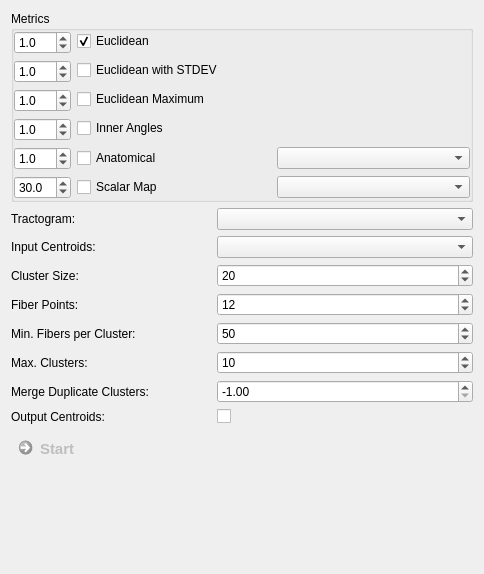
Old version of the form Plugins/org.mitk.gui.qt.diffusionimaging.fiberprocessing/src/internal/QmitkFiberClusteringViewControls.ui in the repository MITK/MITK.
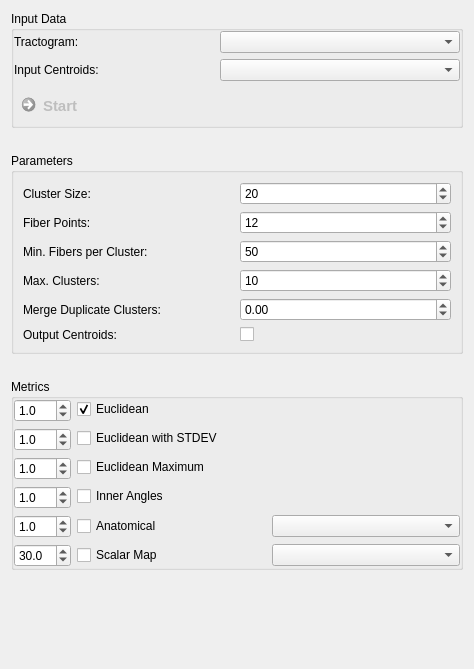
New version of the form. Custom widgets are drawn as their Qt base class.

The edit to the form file:
```diff
--- a/Plugins/org.mitk.gui.qt.diffusionimaging.fiberprocessing/src/internal/QmitkFiberClusteringViewControls.ui
+++ b/Plugins/org.mitk.gui.qt.diffusionimaging.fiberprocessing/src/internal/QmitkFiberClusteringViewControls.ui
@@ -6,15 +6,18 @@
    <rect>
     <x>0</x>
     <y>0</y>
-    <width>484</width>
-    <height>574</height>
+    <width>474</width>
+    <height>669</height>
    </rect>
   </property>
   <property name="windowTitle">
    <string>Form</string>
   </property>
   <layout class="QGridLayout" name="gridLayout_10">
-   <item row="2" column="0">
+   <property name="verticalSpacing">
+    <number>25</number>
+   </property>
+   <item row="4" column="0">
     <spacer name="verticalSpacer">
      <property name="orientation">
       <enum>Qt::Vertical</enum>
@@ -27,214 +30,7 @@
      </property>
     </spacer>
    </item>
-   <item row="1" column="0">
-    <widget class="QFrame" name="frame">
-     <property name="frameShape">
-      <enum>QFrame::NoFrame</enum>
-     </property>
-     <property name="frameShadow">
-      <enum>QFrame::Raised</enum>
-     </property>
-     <layout class="QGridLayout" name="gridLayout_2">
-      <property name="leftMargin">
-       <number>0</number>
-      </property>
-      <property name="topMargin">
-       <number>0</number>
-      </property>
-      <property name="rightMargin">
-       <number>0</number>
-      </property>
-      <property name="bottomMargin">
-       <number>0</number>
-      </property>
-      <property name="spacing">
-       <number>6</number>
-      </property>
-      <item row="1" column="1">
-       <widget class="QmitkDataStorageComboBoxWithSelectNone" name="m_InCentroidsBox">
-        <property name="toolTip">
-         <string>If set, the input tractogram is clustered around the input centroids and no new clusters are created.</string>
-        </property>
-       </widget>
-      </item>
-      <item row="7" column="0">
-       <widget class="QLabel" name="label_11">
-        <property name="text">
-         <string>Output Centroids:</string>
-        </property>
-       </widget>
-      </item>
-      <item row="8" column="0">
-       <widget class="QCommandLinkButton" name="m_StartButton">
-        <property name="enabled">
-         <bool>false</bool>
-        </property>
-        <property name="sizePolicy">
-         <sizepolicy hsizetype="Preferred" vsizetype="Preferred">
-          <horstretch>0</horstretch>
-          <verstretch>0</verstretch>
-         </sizepolicy>
-        </property>
-        <property name="maximumSize">
-         <size>
-          <width>200</width>
-          <height>16777215</height>
-         </size>
-        </property>
-        <property name="font">
-         <font>
-          <pointsize>11</pointsize>
-         </font>
-        </property>
-        <property name="toolTip">
-         <string/>
-        </property>
-        <property name="text">
-         <string>Start</string>
-        </property>
-       </widget>
-      </item>
-      <item row="2" column="0">
-       <widget class="QLabel" name="label_5">
-        <property name="text">
-         <string>Cluster Size:</string>
-        </property>
-       </widget>
-      </item>
-      <item row="3" column="0">
-       <widget class="QLabel" name="label_6">
-        <property name="text">
-         <string>Fiber Points:</string>
-        </property>
-       </widget>
-      </item>
-      <item row="5" column="1">
-       <widget class="QSpinBox" name="m_MaxClustersBox">
-        <property name="toolTip">
-         <string>Only output the N largest clusters. Zero means no limit.</string>
-        </property>
-        <property name="maximum">
-         <number>99999999</number>
-        </property>
-        <property name="value">
-         <number>10</number>
-        </property>
-       </widget>
-      </item>
-      <item row="3" column="1">
-       <widget class="QSpinBox" name="m_FiberPointsBox">
-        <property name="toolTip">
-         <string>Fibers are resampled to the desired number of points for clustering. Smaller is faster but less accurate.</string>
-        </property>
-        <property name="minimum">
-         <number>2</number>
-        </property>
-        <property name="maximum">
-         <number>9999999</number>
-        </property>
-        <property name="value">
-         <number>12</number>
-        </property>
-       </widget>
-      </item>
-      <item row="1" column="0">
-       <widget class="QLabel" name="label_12">
-        <property name="text">
-         <string>Input Centroids:</string>
-        </property>
-       </widget>
-      </item>
-      <item row="7" column="1">
-       <widget class="QCheckBox" name="m_CentroidsBox">
-        <property name="text">
-         <string/>
-        </property>
-       </widget>
-      </item>
-      <item row="4" column="0">
-       <widget class="QLabel" name="label_4">
-        <property name="text">
-         <string>Min. Fibers per Cluster:</string>
-        </property>
-       </widget>
-      </item>
-      <item row="6" column="1">
-       <widget class="QDoubleSpinBox" name="m_MergeDuplicatesBox">
-        <property name="toolTip">
-         <string>Merge duplicate clusters withthe specified distance threshold. If threshold is &lt; 0, the threshold is set to half of the specified cluster size.</string>
-        </property>
-        <property name="minimum">
-         <double>-1.000000000000000</double>
-        </property>
-        <property name="maximum">
-         <double>99999.000000000000000</double>
-        </property>
-        <property name="value">
-         <double>-1.000000000000000</double>
-        </property>
-       </widget>
-      </item>
-      <item row="5" column="0">
-       <widget class="QLabel" name="label_2">
-        <property name="text">
-         <string>Max. Clusters:</string>
-        </property>
-       </widget>
-      </item>
-      <item row="6" column="0">
-       <widget class="QLabel" name="label_10">
-        <property name="text">
-         <string>Merge Duplicate Clusters:</string>
-        </property>
-       </widget>
-      </item>
-      <item row="0" column="0">
-       <widget class="QLabel" name="label_3">
-        <property name="text">
-         <string>Tractogram:</string>
-        </property>
-       </widget>
-      </item>
-      <item row="4" column="1">
-       <widget class="QSpinBox" name="m_MinFibersBox">
-        <property name="toolTip">
-         <string>Only output clusters with ate least the specified number of fibers.</string>
-        </property>
-        <property name="minimum">
-         <number>1</number>
-        </property>
-        <property name="maximum">
-         <number>9999999</number>
-        </property>
-        <property name="value">
-         <number>50</number>
-        </property>
-       </widget>
-      </item>
-      <item row="2" column="1">
-       <widget class="QSpinBox" name="m_ClusterSizeBox">
-        <property name="toolTip">
-         <string>Cluster size in mm.</string>
-        </property>
-        <property name="minimum">
-         <number>1</number>
-        </property>
-        <property name="maximum">
-         <number>9999999</number>
-        </property>
-        <property name="value">
-         <number>20</number>
-        </property>
-       </widget>
-      </item>
-      <item row="0" column="1">
-       <widget class="QmitkDataStorageComboBox" name="m_TractBox"/>
-      </item>
-     </layout>
-    </widget>
-   </item>
-   <item row="0" column="0">
+   <item row="2" column="0">
     <widget class="QGroupBox" name="groupBox">
      <property name="title">
       <string>Metrics</string>
@@ -467,6 +263,216 @@
      </layout>
     </widget>
    </item>
+   <item row="0" column="0">
+    <widget class="QGroupBox" name="groupBox_2">
+     <property name="title">
+      <string>Input Data</string>
+     </property>
+     <layout class="QGridLayout" name="gridLayout_4">
+      <property name="leftMargin">
+       <number>0</number>
+      </property>
+      <property name="topMargin">
+       <number>0</number>
+      </property>
+      <property name="rightMargin">
+       <number>0</number>
+      </property>
+      <property name="bottomMargin">
+       <number>0</number>
+      </property>
+      <item row="1" column="0">
+       <widget class="QLabel" name="label_12">
+        <property name="text">
+         <string>Input Centroids:</string>
+        </property>
+       </widget>
+      </item>
+      <item row="1" column="1">
+       <widget class="QmitkDataStorageComboBoxWithSelectNone" name="m_InCentroidsBox">
+        <property name="toolTip">
+         <string>If set, the input tractogram is clustered around the input centroids and no new clusters are created.</string>
+        </property>
+       </widget>
+      </item>
+      <item row="2" column="0">
+       <widget class="QCommandLinkButton" name="m_StartButton">
+        <property name="enabled">
+         <bool>false</bool>
+        </property>
+        <property name="sizePolicy">
+         <sizepolicy hsizetype="Preferred" vsizetype="Preferred">
+          <horstretch>0</horstretch>
+          <verstretch>0</verstretch>
+         </sizepolicy>
+        </property>
+        <property name="maximumSize">
+         <size>
+          <width>200</width>
+          <height>16777215</height>
+         </size>
+        </property>
+        <property name="font">
+         <font>
+          <pointsize>11</pointsize>
+         </font>
+        </property>
+        <property name="toolTip">
+         <string/>
+        </property>
+        <property name="text">
+         <string>Start</string>
+        </property>
+       </widget>
+      </item>
+      <item row="0" column="0">
+       <widget class="QLabel" name="label_3">
+        <property name="text">
+         <string>Tractogram:</string>
+        </property>
+       </widget>
+      </item>
+      <item row="0" column="1">
+       <widget class="QmitkDataStorageComboBox" name="m_TractBox"/>
+      </item>
+     </layout>
+    </widget>
+   </item>
+   <item row="1" column="0">
+    <widget class="QGroupBox" name="groupBox_3">
+     <property name="title">
+      <string>Parameters</string>
+     </property>
+     <layout class="QGridLayout" name="gridLayout_5">
+      <item row="2" column="1">
+       <widget class="QSpinBox" name="m_MinFibersBox">
+        <property name="toolTip">
+         <string>Only output clusters with ate least the specified number of fibers.</string>
+        </property>
+        <property name="minimum">
+         <number>1</number>
+        </property>
+        <property name="maximum">
+         <number>9999999</number>
+        </property>
+        <property name="value">
+         <number>50</number>
+        </property>
+       </widget>
+      </item>
+      <item row="3" column="1">
+       <widget class="QSpinBox" name="m_MaxClustersBox">
+        <property name="toolTip">
+         <string>Only output the N largest clusters. Zero means no limit.</string>
+        </property>
+        <property name="maximum">
+         <number>99999999</number>
+        </property>
+        <property name="value">
+         <number>10</number>
+        </property>
+       </widget>
+      </item>
+      <item row="2" column="0">
+       <widget class="QLabel" name="label_4">
+        <property name="text">
+         <string>Min. Fibers per Cluster:</string>
+        </property>
+       </widget>
+      </item>
+      <item row="3" column="0">
+       <widget class="QLabel" name="label_2">
+        <property name="text">
+         <string>Max. Clusters:</string>
+        </property>
+       </widget>
+      </item>
+      <item row="1" column="0">
+       <widget class="QLabel" name="label_6">
+        <property name="text">
+         <string>Fiber Points:</string>
+        </property>
+       </widget>
+      </item>
+      <item row="4" column="1">
+       <widget class="QDoubleSpinBox" name="m_MergeDuplicatesBox">
+        <property name="toolTip">
+         <string>Merge duplicate clusters withthe specified distance threshold. If threshold is &lt; 0, the threshold is set to half of the specified cluster size.</string>
+        </property>
+        <property name="minimum">
+         <double>-1.000000000000000</double>
+        </property>
+        <property name="maximum">
+         <double>99999.000000000000000</double>
+        </property>
+        <property name="value">
+         <double>0.000000000000000</double>
+        </property>
+       </widget>
+      </item>
+      <item row="0" column="0">
+       <widget class="QLabel" name="label_5">
+        <property name="text">
+         <string>Cluster Size:</string>
+        </property>
+       </widget>
+      </item>
+      <item row="0" column="1">
+       <widget class="QSpinBox" name="m_ClusterSizeBox">
+        <property name="toolTip">
+         <string>Cluster size in mm.</string>
+        </property>
+        <property name="minimum">
+         <number>1</number>
+        </property>
+        <property name="maximum">
+         <number>9999999</number>
+        </property>
+        <property name="value">
+         <number>20</number>
+        </property>
+       </widget>
+      </item>
+      <item row="1" column="1">
+       <widget class="QSpinBox" name="m_FiberPointsBox">
+        <property name="toolTip">
+         <string>Fibers are resampled to the desired number of points for clustering. Smaller is faster but less accurate.</string>
+        </property>
+        <property name="minimum">
+         <number>2</number>
+        </property>
+        <property name="maximum">
+         <number>9999999</number>
+        </property>
+        <property name="value">
+         <number>12</number>
+        </property>
+       </widget>
+      </item>
+      <item row="4" column="0">
+       <widget class="QLabel" name="label_10">
+        <property name="text">
+         <string>Merge Duplicate Clusters:</string>
+        </property>
+       </widget>
+      </item>
+      <item row="5" column="0">
+       <widget class="QLabel" name="label_11">
+        <property name="text">
+         <string>Output Centroids:</string>
+        </property>
+       </widget>
+      </item>
+      <item row="5" column="1">
+       <widget class="QCheckBox" name="m_CentroidsBox">
+        <property name="text">
+         <string/>
+        </property>
+       </widget>
+      </item>
+     </layout>
+    </widget>
+   </item>
   </layout>
  </widget>
  <customwidgets>
```
